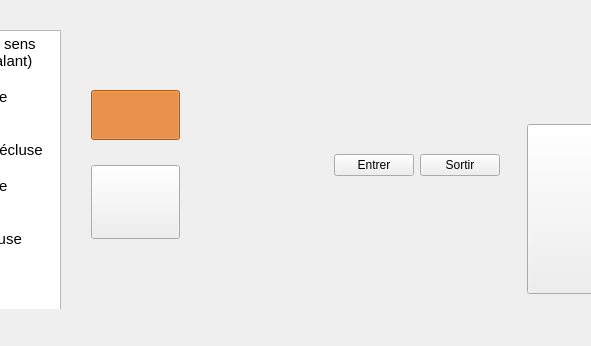
Before: the Qt Designer form mainwindow.ui in VConstans/IHMEcluse, drawn with Qt 5; both pictures show x 141 to 732 and y 447 to 793 of the 872 by 793 pixel window.
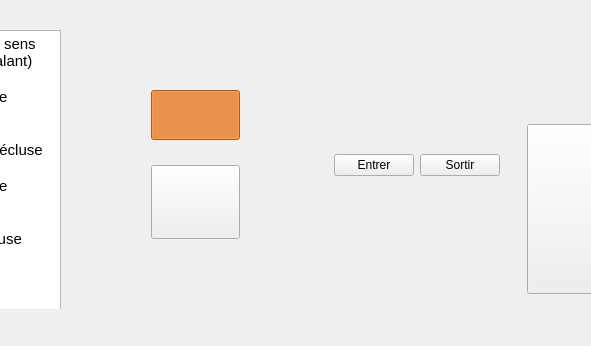
After: the same form once the commit is applied. The open tabs and pages were chosen to show the change. Icons and pictures are not drawn. Custom widgets are drawn as their Qt base class.

Commit message: Hide password

What changed in the file:
```diff
--- a/mainwindow.ui
+++ b/mainwindow.ui
@@ -38,9 +38,9 @@
           <widget class="QWidget" name="horizontalLayoutWidget">
            <property name="geometry">
             <rect>
-             <x>200</x>
+             <x>260</x>
              <y>70</y>
-             <width>431</width>
+             <width>371</width>
              <height>211</height>
             </rect>
            </property>
```
Left out of the diff: 4 changed lines with no effect on the pictures. The commit also changes 1 other file.
